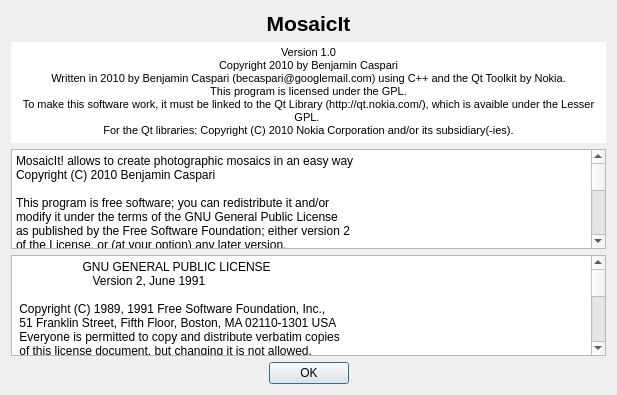
Above: aboutdlg.ui from seanet7or/mosaicit before the change. Below: the same form after it.
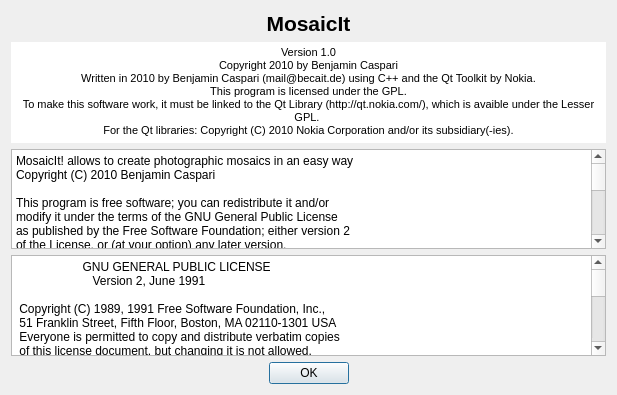
That is the form after the change. Icons and pictures are not drawn.

```diff
--- a/aboutdlg.ui
+++ b/aboutdlg.ui
@@ -94,7 +94,7 @@
 &lt;/style&gt;&lt;/head&gt;&lt;body style=&quot; font-family:'MS Shell Dlg 2'; font-size:8.25pt; font-weight:400; font-style:normal;&quot;&gt;
 &lt;p align=&quot;center&quot; style=&quot; margin-top:0px; margin-bottom:0px; margin-left:0px; margin-right:0px; -qt-block-indent:0; text-indent:0px;&quot;&gt;&lt;span style=&quot; font-size:8pt;&quot;&gt;Version 1.0&lt;/span&gt;&lt;/p&gt;
 &lt;p align=&quot;center&quot; style=&quot; margin-top:0px; margin-bottom:0px; margin-left:0px; margin-right:0px; -qt-block-indent:0; text-indent:0px;&quot;&gt;&lt;span style=&quot; font-size:8pt;&quot;&gt;Copyright 2010 by Benjamin Caspari&lt;/span&gt;&lt;/p&gt;
-&lt;p align=&quot;center&quot; style=&quot; margin-top:0px; margin-bottom:0px; margin-left:0px; margin-right:0px; -qt-block-indent:0; text-indent:0px;&quot;&gt;&lt;span style=&quot; font-size:8pt;&quot;&gt;Written in 2010 by Benjamin Caspari (becaspari@googlemail.com) using C++ and the Qt Toolkit by Nokia.&lt;/span&gt;&lt;/p&gt;
+&lt;p align=&quot;center&quot; style=&quot; margin-top:0px; margin-bottom:0px; margin-left:0px; margin-right:0px; -qt-block-indent:0; text-indent:0px;&quot;&gt;&lt;span style=&quot; font-size:8pt;&quot;&gt;Written in 2010 by Benjamin Caspari (mail@becait.de) using C++ and the Qt Toolkit by Nokia.&lt;/span&gt;&lt;/p&gt;
 &lt;p align=&quot;center&quot; style=&quot; margin-top:0px; margin-bottom:0px; margin-left:0px; margin-right:0px; -qt-block-indent:0; text-indent:0px;&quot;&gt;&lt;span style=&quot; font-size:8pt;&quot;&gt;This program is licensed under the GPL.&lt;/span&gt;&lt;/p&gt;
 &lt;p align=&quot;center&quot; style=&quot; margin-top:0px; margin-bottom:0px; margin-left:0px; margin-right:0px; -qt-block-indent:0; text-indent:0px;&quot;&gt;&lt;span style=&quot; font-size:8pt;&quot;&gt;To make this software work, it must be linked to the Qt Library (http://qt.nokia.com/), which is avaible under the Lesser GPL. &lt;/span&gt;&lt;/p&gt;
 &lt;p align=&quot;center&quot; style=&quot; margin-top:0px; margin-bottom:0px; margin-left:0px; margin-right:0px; -qt-block-indent:0; text-indent:0px;&quot;&gt;&lt;span style=&quot; font-size:8pt;&quot;&gt;For the Qt libraries: Copyright (C) 2010 Nokia Corporation and/or its subsidiary(-ies).&lt;/span&gt;&lt;/p&gt;&lt;/body&gt;&lt;/html&gt;</string>
```
